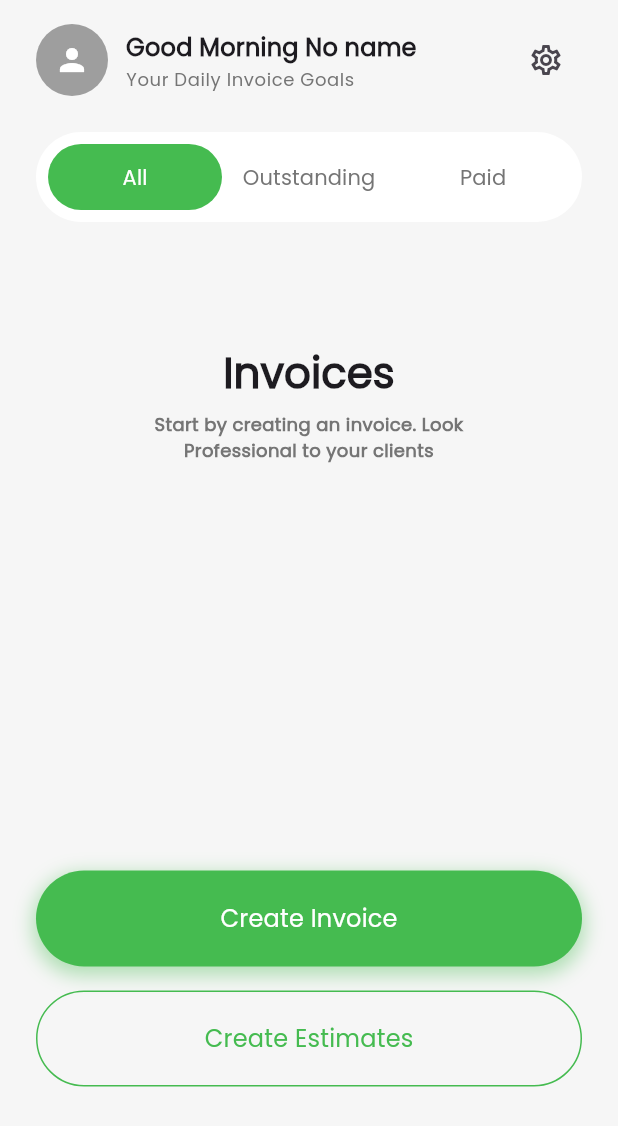
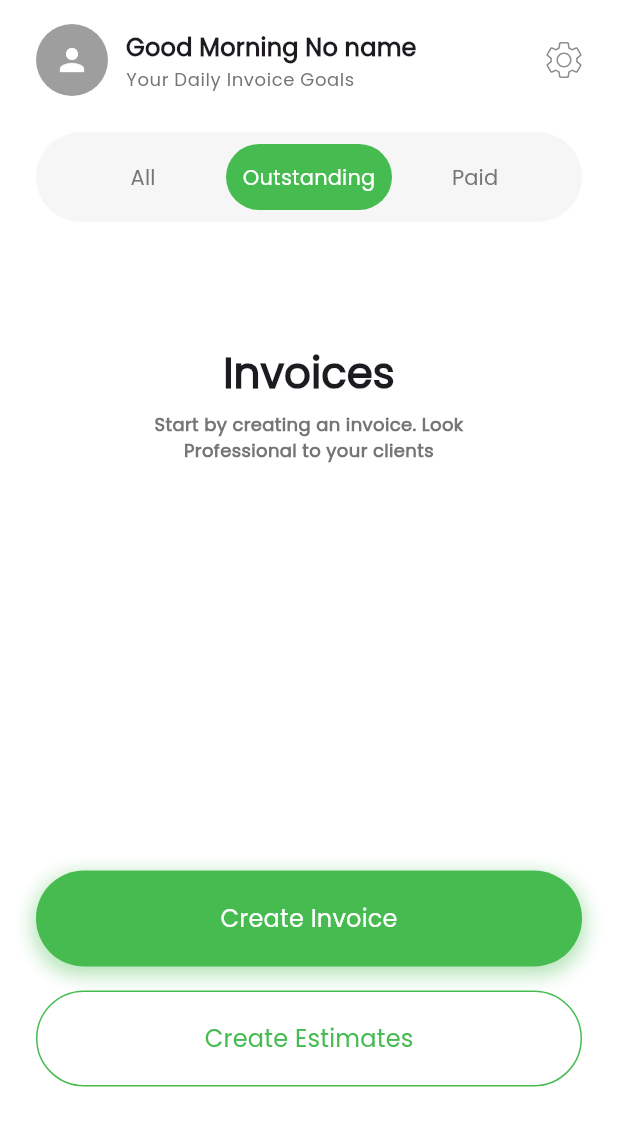
Before and after one commit to ZakSlinin/invoice_generator, a Flutter app: the DashboardScreen screen opened by its route, after a tap on "Outstanding", on a phone screen of 412 x 824 dp. Shown: the top 1126 px of the screen. Run offline on Flutter 3.47's test engine with Material 3 defaults, Android fonts, the phone set to English and light mode, and no system bars; our stand-ins replace auto_route, flutter_bloc, flutter_svg, get_it, image_picker, permission_handler and 1 more; accounts and stored records are empty.

Commit message:
feat: dashboard ui update

```diff
--- a/lib/features/dashboard/screens/dashboard_screen.dart
+++ b/lib/features/dashboard/screens/dashboard_screen.dart
@@ -2,23 +2,30 @@ import 'dart:math';
 
 import 'package:auto_route/annotations.dart';
 import 'package:flutter/material.dart';
+import 'package:flutter_svg/flutter_svg.dart';
 
 @RoutePage()
-class DashboardScreen extends StatelessWidget {
+class DashboardScreen extends StatefulWidget {
   const DashboardScreen({super.key});
+
+  @override
+  State<DashboardScreen> createState() => _DashboardScreenState();
+}
+
+class _DashboardScreenState extends State<DashboardScreen> {
+  String _selectedTab = 'All';
 
   @override
   Widget build(BuildContext context) {
     final textTheme = Theme.of(context).textTheme;
     return Scaffold(
-      backgroundColor: const Color(0xFFF6F6F6),
+      backgroundColor: const Color.fromRGBO(255, 255, 255, 1),
       body: SafeArea(
         child: Padding(
           padding: const EdgeInsets.symmetric(horizontal: 24.0, vertical: 16.0),
           child: Column(
             crossAxisAlignment: CrossAxisAlignment.stretch,
             children: [
-              // Header
               Row(
                 children: [
                   const CircleAvatar(
@@ -49,31 +56,37 @@ class DashboardScreen extends StatelessWidget {
                     ),
                   ),
                   // Settings Icon
-                  IconButton(
-                    icon: const Icon(Icons.settings_outlined),
-                    onPressed: () {
-                      // TODO: Implement settings action
-                    },
+                  InkWell(
+                    child: SvgPicture.asset('assets/svg/settings.svg'),
+                    //TODO: settings button
                   ),
                 ],
               ),
               const SizedBox(height: 24),
               Container(
-                padding: const EdgeInsets.symmetric(vertical: 6, horizontal: 8),
+                padding: const EdgeInsets.symmetric(
+                  vertical: 6,
+                  horizontal: 16,
+                ),
                 decoration: BoxDecoration(
-                  color: Colors.white,
+                  color: Color.fromRGBO(246, 246, 246, 1),
                   borderRadius: BorderRadius.circular(30),
                 ),
                 child: Row(
                   mainAxisAlignment: MainAxisAlignment.spaceBetween,
                   children: [
                     Expanded(
-                      child: ElevatedButton(
+                      child: TextButton(
                         onPressed: () {
                           // TODO: Implement All filter
+                          setState(() {
+                            _selectedTab = 'All';
+                          });
                         },
-                        style: ElevatedButton.styleFrom(
-                          backgroundColor: const Color.fromRGBO(69, 187, 80, 1),
+                        style: TextButton.styleFrom(
+                          backgroundColor: _selectedTab == 'All'
+                              ? const Color.fromRGBO(69, 187, 80, 1)
+                              : const Color.fromRGBO(246, 246, 246, 1),
                           elevation: 0,
                           padding: const EdgeInsets.symmetric(vertical: 12),
                           shape: RoundedRectangleBorder(
@@ -83,7 +96,9 @@ class DashboardScreen extends StatelessWidget {
                         child: Text(
                           'All',
                           style: textTheme.labelLarge?.copyWith(
-                            color: Colors.white,
+                            color: _selectedTab == 'All'
+                                ? Colors.white
+                                : Colors.grey[600],
                           ),
                         ),
                       ),
@@ -92,14 +107,25 @@ class DashboardScreen extends StatelessWidget {
                       child: TextButton(
                         onPressed: () {
                           // TODO: Implement Outstanding filter
+                          setState(() {
+                            _selectedTab = 'Outstanding';
+                          });
                         },
                         style: TextButton.styleFrom(
                           padding: const EdgeInsets.symmetric(vertical: 12),
+                          backgroundColor: _selectedTab == 'Outstanding'
+                              ? const Color.fromRGBO(69, 187, 80, 1)
+                              : const Color.fromRGBO(246, 246, 246, 1),
+                          shape: RoundedRectangleBorder(
+                            borderRadius: BorderRadius.circular(24),
+                          ),
                         ),
                         child: Text(
                           'Outstanding',
                           style: textTheme.labelLarge?.copyWith(
-                            color: Colors.grey[600],
+                            color: _selectedTab == 'Outstanding'
+                                ? Colors.white
+                                : Colors.grey[600],
                           ),
                         ),
                       ),
@@ -108,14 +134,25 @@ class DashboardScreen extends StatelessWidget {
                       child: TextButton(
                         onPressed: () {
                           // TODO: Implement Paid filter
+                          setState(() {
+                            _selectedTab = 'Paid';
+                          });
                         },
                         style: TextButton.styleFrom(
                           padding: const EdgeInsets.symmetric(vertical: 12),
+                          backgroundColor: _selectedTab == 'Paid'
+                              ? const Color.fromRGBO(69, 187, 80, 1)
+                              : const Color.fromRGBO(246, 246, 246, 1),
+                          shape: RoundedRectangleBorder(
+                            borderRadius: BorderRadius.circular(24),
+                          ),
                         ),
                         child: Text(
                           'Paid',
                           style: textTheme.labelLarge?.copyWith(
-                            color: Colors.grey[600],
+                            color: _selectedTab == 'Paid'
+                                ? Colors.white
+                                : Colors.grey[600],
                           ),
                         ),
                       ),
@@ -147,10 +184,7 @@ class DashboardScreen extends StatelessWidget {
               SizedBox(
                 height: max(
                   MediaQuery.of(context).size.height * 0.2,
-                  min(
-                    MediaQuery.of(context).size.height * 0.33,
-                    300,
-                  ),
+                  min(MediaQuery.of(context).size.height * 0.33, 300),
                 ),
               ),
               Container(
```
Also changed, not shown: assets/svg/settings.svg (added).
